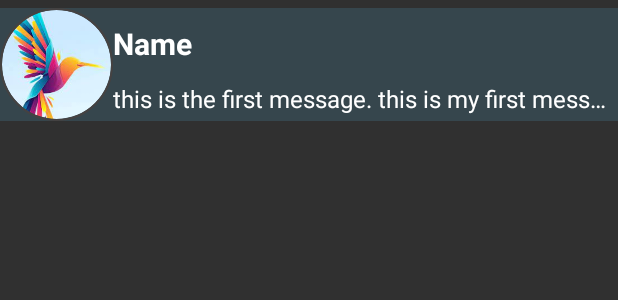
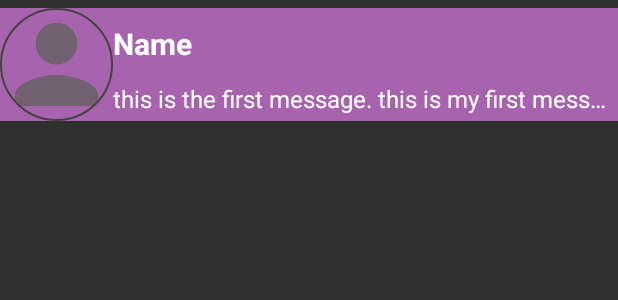
Before and after one commit to kashifisonly1/MC_GroupProject, an Android app: the layout template_user.xml on its own in the app's theme, with its tools: preview values and no code run, on a phone screen of 412 x 824 dp. Shown: the top 300 px of the screen. Run offline under Robolectric (Android 15) with nearby library versions, the phone set to English and light mode, and no system bars; plain views replace CircularImageView.

Commit message:
Update template_user.xml

```diff
--- a/WhatsappClone/app/src/main/res/layout/template_user.xml
+++ b/WhatsappClone/app/src/main/res/layout/template_user.xml
@@ -4,20 +4,20 @@
     android:layout_height="wrap_content"
     xmlns:app="http://schemas.android.com/apk/res-auto"
     android:orientation="vertical">
+
     <LinearLayout
         android:layout_width="match_parent"
         android:layout_height="wrap_content"
-
         android:layout_marginTop="5dp"
         android:layout_marginBottom="5dp"
-                    android:background="#36464D"
+        android:background="#A863AF"
         android:orientation="horizontal">
 
         <com.mikhaellopez.circularimageview.CircularImageView
             android:id="@+id/profile_picture_chatlist"
             android:layout_width="75dp"
             android:layout_height="75dp"
-                        android:src="@drawable/sample"
+            android:src="@drawable/ic_user_b"
             app:civ_border_color="#454242"
             app:civ_border_width="1dp"
             app:civ_shadow="true"
@@ -33,9 +33,9 @@
                 android:id="@+id/profile_fname_label"
                 android:layout_width="match_parent"
                 android:layout_height="49dp"
+                android:ellipsize="end"
+                android:maxLines="1"
                 android:paddingTop="10dp"
-                            android:maxLines="1"
-                            android:ellipsize="end"
                 android:text="Name"
                 android:textColor="@color/white"
                 android:textSize="20sp"
@@ -43,12 +43,12 @@
 
             <TextView
                 android:id="@+id/last_message"
+                android:layout_width="match_parent"
+                android:layout_height="50dp"
                 android:ellipsize="end"
                 android:maxLines="1"
-                            android:layout_width="match_parent"
-                            android:layout_height="50dp"
+                android:text="this is the first message. this is my first message. this is..."
                 android:textColor="@color/white"
-                            android:text="this is the first message. this is my first message. this is..."
                 android:textSize="16sp" />
         </LinearLayout>
     </LinearLayout>
```
Lines whose indentation alone changed are shown as unchanged.
